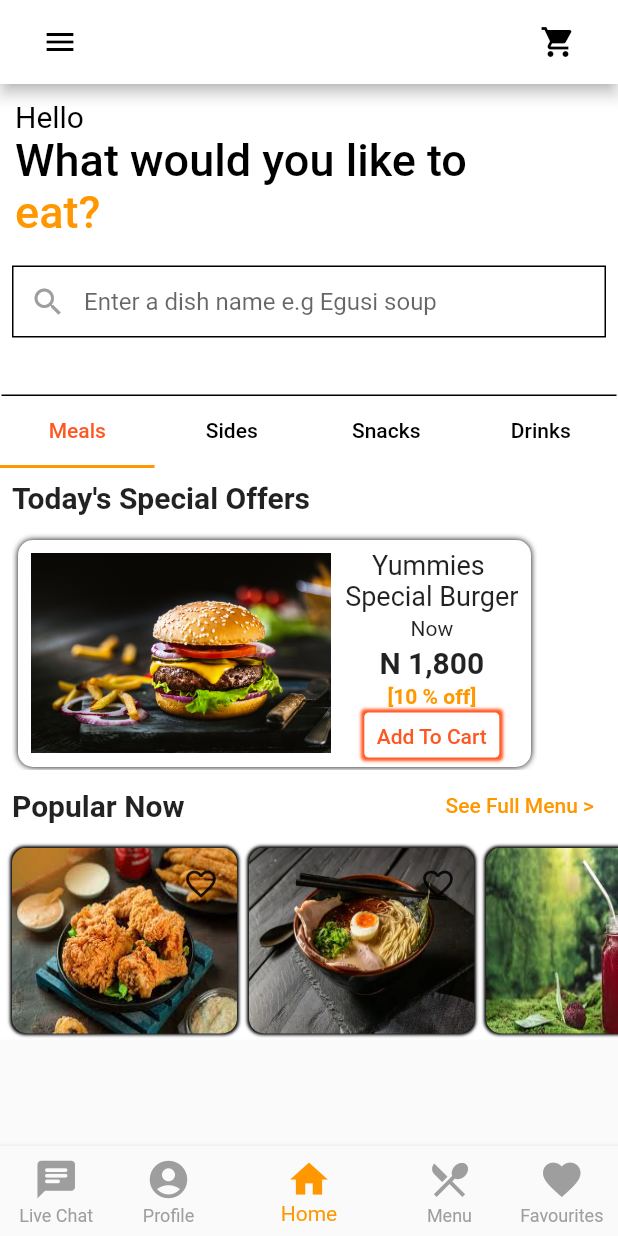
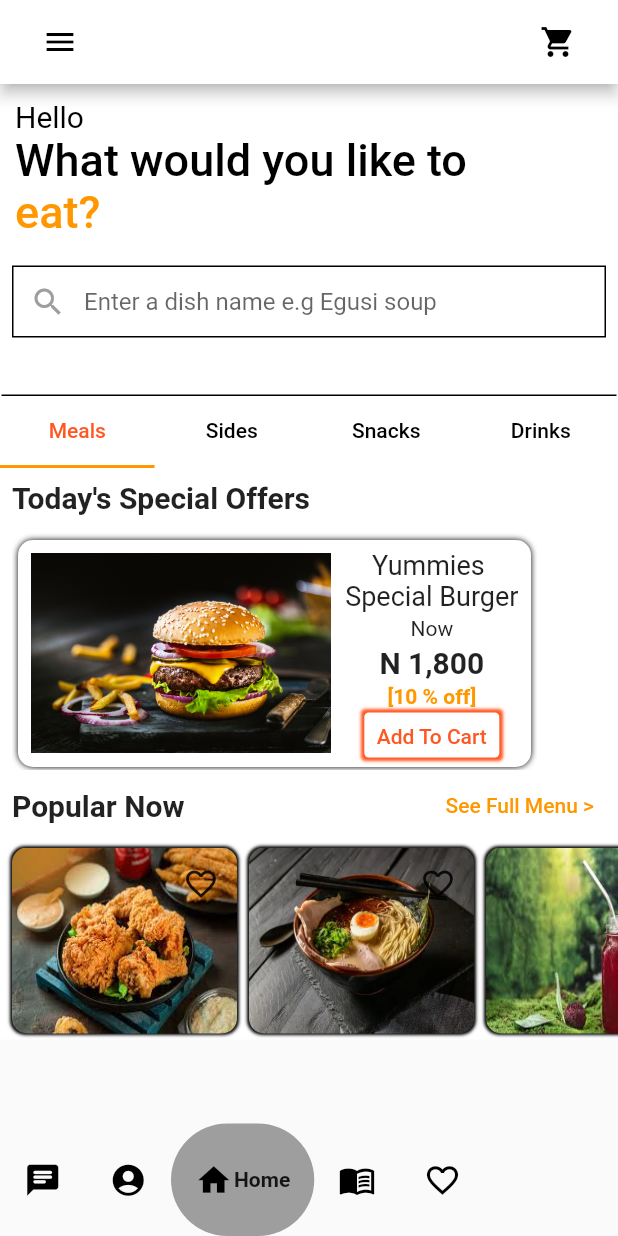
Before and after one commit to ArkarPhyo101/Foodapp, a Flutter app: the screen it shows after launch, after a tap on "Get Starterd", after a tap on "Login", on a phone screen of 412 x 824 dp. Run offline on Flutter 3.47's test engine with Material 2 defaults, Android fonts, the phone set to English and light mode, and no system bars; drawn by our look-alikes of google_nav_bar.

Commit message:
second change

```diff
--- a/lib/Resaurant Menu/views/MainPages/main_page.dart
+++ b/lib/Resaurant Menu/views/MainPages/main_page.dart
@@ -5,7 +5,7 @@ import 'package:hotel_restaurant/Resaurant%20Menu/views/FavouriteFoodPage/fav_fo
 import 'package:hotel_restaurant/Resaurant%20Menu/views/MenuPage/menu.dart';
 import 'package:hotel_restaurant/Resaurant%20Menu/views/Profilepage/profile_screen.dart';
 import 'package:hotel_restaurant/Resaurant%20Menu/views/homepage/home_page.dart';
-
+import 'package:google_nav_bar/google_nav_bar.dart';
 class Mainpage extends StatefulWidget{
   const Mainpage({super.key});
 
@@ -31,28 +31,29 @@ List pages=[
       home:
          Scaffold(
           body: pages[curIndex],
-          bottomNavigationBar: BottomNavigationBar(
-            showUnselectedLabels: true,
-            unselectedItemColor: mainpage[1],
-            iconSize: 30,
-            elevation: 3,
-            unselectedLabelStyle: TextStyle(color: mainpage[1]),
-            selectedItemColor: mainpage[0],
-            selectedIconTheme: IconThemeData(color: mainpage[0]),
-            unselectedIconTheme: IconThemeData(color: mainpage[1]),
-            currentIndex: curIndex,
-            onTap: (value) {
+          bottomNavigationBar: GNav(
+            onTabChange: (value) {
               setState(() {
                 curIndex=value;
               });
             },
-            items:   const [
-              BottomNavigationBarItem(label:'Live Chat' , icon: Icon(Icons.chat_rounded,),),
-              BottomNavigationBarItem(label:'Profile' ,icon: Icon(Icons.account_circle,)),
-              BottomNavigationBarItem(label:'Home' ,icon: Icon(Icons.home,)),
-              BottomNavigationBarItem(label:'Menu' ,icon: Icon(Icons.restaurant_menu_outlined,)),
-              BottomNavigationBarItem(label:'Favourites' ,icon: Icon(Icons.favorite,)),
-            ]),
+            tabBorderRadius: 100,
+            tabBackgroundColor: Colors.grey,
+            iconSize: 25,
+            padding: const EdgeInsets.only(top: 25,bottom: 25,left: 16,right: 16),
+            mainAxisAlignment: MainAxisAlignment.start,
+            gap: 1,
+            selectedIndex: curIndex,
+            tabs: const [
+              GButton(icon: Icons.chat_rounded,text: 'Live Chat',),
+              GButton(icon: Icons.account_circle,text: 'Profile',),
+              GButton(icon: Icons.home,text: 'Home',),
+              GButton(icon: Icons.menu_book_outlined,text: 'Menu',),
+              GButton(icon: Icons.favorite_border,text: 'Favourites',),
+
+            ],
+
+            ),
         ),
 
     );
--- a/pubspec.yaml
+++ b/pubspec.yaml
@@ -35,6 +35,7 @@ dependencies:
   # The following adds the Cupertino Icons font to your application.
   # Use with the CupertinoIcons class for iOS style icons.
   cupertino_icons: ^1.0.2
+  google_nav_bar: ^5.0.6
 
 dev_dependencies:
   flutter_test:
```
Also changed, not shown: pubspec.lock.
